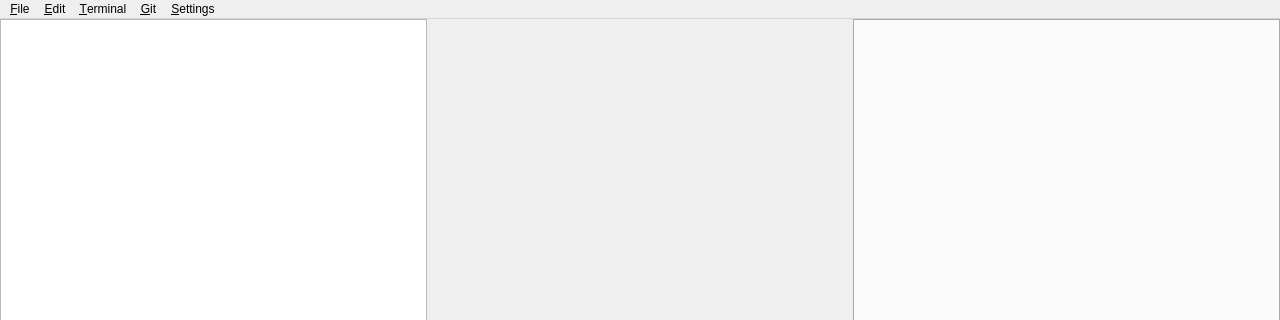
yishun1st-a11y/scriptura, file mainwindow.ui: the form before one commit; both pictures show x 0 to 1280 and y 0 to 320 of the 1280 by 800 pixel window.
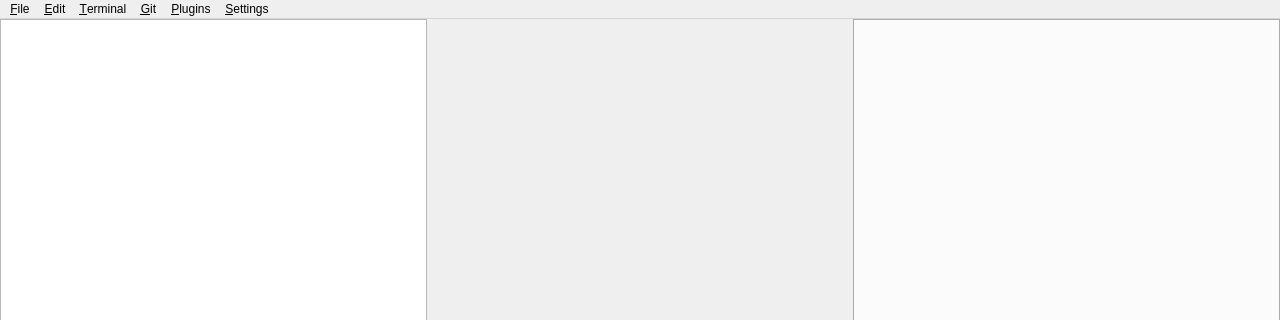
The form after the commit.

Commit message: plugin system implementation

```diff
--- a/mainwindow.ui
+++ b/mainwindow.ui
@@ -324,10 +324,17 @@
     <addaction name="action_theme"/>
     <addaction name="action_license"/>
    </widget>
+    <widget class="QMenu" name="menu_plugins">
+     <property name="title">
+      <string>&amp;Plugins</string>
+     </property>
+     <addaction name="action_manage_plugins"/>
+    </widget>
    <addaction name="menu_File"/>
    <addaction name="menu_edit"/>
    <addaction name="menu_terminal"/>
    <addaction name="menu_git"/>
+    <addaction name="menu_plugins"/>
    <addaction name="menu_settings"/>
   </widget>
   <widget class="QStatusBar" name="statusbar"/>
```
Left out of the diff: 5 changed lines with no effect on the pictures. Lines whose indentation alone changed are shown as unchanged. The commit also changes 46 other files.
